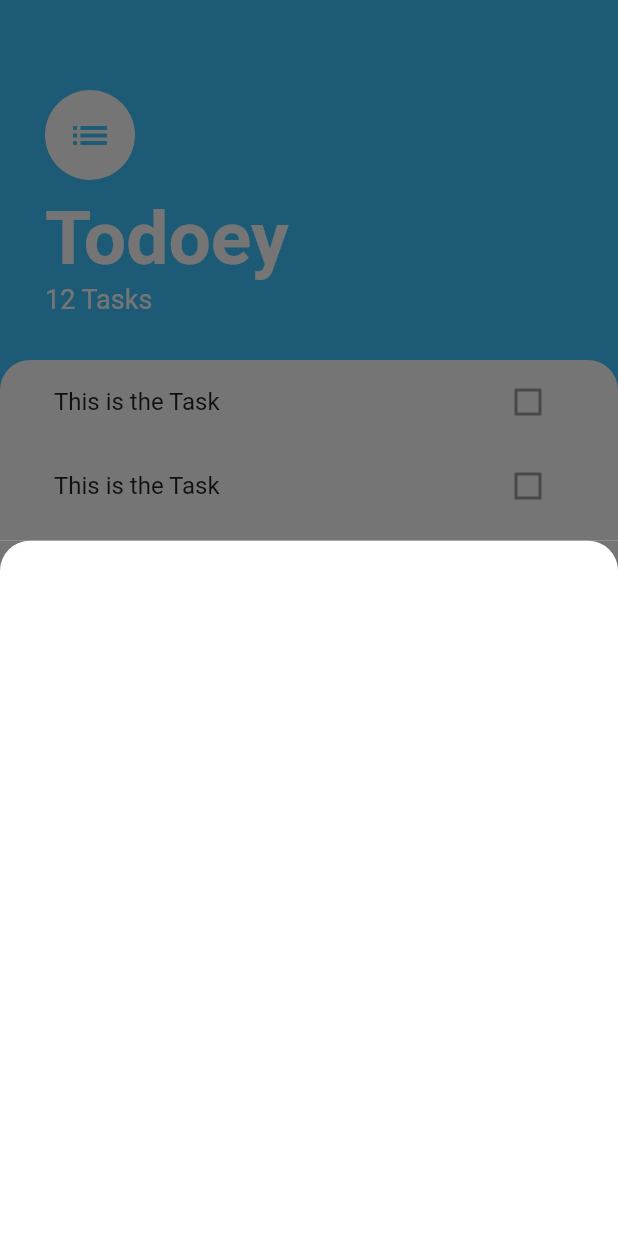
After one commit to fahadammar/flutter_todoeyapp_stateProvider, a Flutter app: the screen it shows after launch, after a tap on the "add" icon, on a phone screen of 412 x 824 dp. The commit adds this screen. Run offline on Flutter 3.47's test engine with Material 2 defaults, Android fonts, the phone set to English and light mode, and no system bars.

Commit message:
Added the bottom sheet showModalBottomSheet function in the scafold button press. In bottomSheet, the AddTasksScreen have two containers 1 which shows the light black bacground color and 2nd in which the user will insert or add the task

```diff
--- /dev/null
+++ b/lib/screens/add_task_screen.dart
@@ -0,0 +1,22 @@
+import 'package:flutter/material.dart';
+
+class AddTasksScreen extends StatelessWidget {
+  @override
+  Widget build(BuildContext context) {
+    // There are two containers which are going to come, via the bottom sheet
+    // the background dark color is coming from the above container, and the below container
+    // is the continer via which the user can add the tasks
+    return Container(
+      color: Color(0xff757575),
+      child: Container(
+        decoration: BoxDecoration(
+          color: Colors.white,
+          borderRadius: BorderRadius.only(
+              topRight: Radius.circular(20.0),
+              topLeft: Radius.circular(20.0)
+          ),
+        ),
+      ),
+    );
+  }
+}
--- a/lib/screens/tasks_screen.dart
+++ b/lib/screens/tasks_screen.dart
@@ -1,4 +1,5 @@
 import 'package:flutter/material.dart';
+import 'package:flutter_state_provider/screens/add_task_screen.dart';
 import 'package:flutter_state_provider/widgets/tasks_list.dart';
 
 class TasksScreen extends StatelessWidget {
@@ -10,6 +11,12 @@ class TasksScreen extends StatelessWidget {
       floatingActionButton: FloatingActionButton(
         backgroundColor: Colors.lightBlueAccent,
         child: Icon(Icons.add),
+        onPressed: () {
+          // here below in the builder we can create a function returning the widget
+          // for code refactoring, we shall use the anonymous function as we have to return
+          // only one funtion
+          showModalBottomSheet(context: context, builder: (context) => AddTasksScreen());
+        },
       ),
       // as by default the crossAxis of column is center, so change to start
       body: Column(
```
